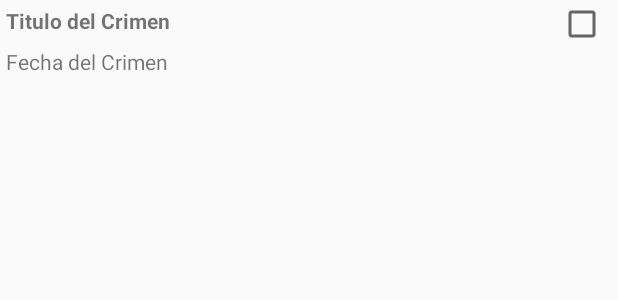
After one commit to Luis-Antonio/CriminalIntent, an Android app: the layout list_item_crime.xml on its own in the app's theme, with its tools: preview values and no code run, on a phone screen of 412 x 824 dp. The commit adds this screen. Shown: the top 300 px of the screen. Run offline under Robolectric (Android 15) with nearby library versions, the phone set to English and light mode, and no system bars.

Commit message:
CriminalIntent: Muestra una lista personalizada de crimenes.

```diff
--- a/app/src/main/java/com/luisrodriguez/android/criminalintent/CrimeActivity.java
+++ b/app/src/main/java/com/luisrodriguez/android/criminalintent/CrimeActivity.java
@@ -1,7 +1,5 @@
 package com.luisrodriguez.android.criminalintent;
 
-import android.support.v7.app.AppCompatActivity;
-import android.os.Bundle;
 import android.support.v4.app.Fragment;
 public class CrimeActivity extends SingleFragmentActivity {
 
--- a/app/src/main/java/com/luisrodriguez/android/criminalintent/CrimeListActivity.java
+++ b/app/src/main/java/com/luisrodriguez/android/criminalintent/CrimeListActivity.java
@@ -1,5 +1,7 @@
 package com.luisrodriguez.android.criminalintent;
+
 import android.support.v4.app.Fragment;
+
 /**
  * Created by Luis Antonio on 02/05/2018.
  */
--- a/app/src/main/res/layout/fragment_crime_list.xml
+++ b/app/src/main/res/layout/fragment_crime_list.xml
@@ -1,7 +1,7 @@
 <?xml version="1.0" encoding="utf-8"?>
-<RecyclerView xmlns:android="http://schemas.android.com/apk/res/android"
+<android.support.v7.widget.RecyclerView xmlns:android="http://schemas.android.com/apk/res/android"
     android:id="@+id/crime_recycler_view"
     android:layout_width="match_parent"
     android:layout_height="match_parent">
 
-</RecyclerView>
+</android.support.v7.widget.RecyclerView>
--- /dev/null
+++ b/app/src/main/res/layout/list_item_crime.xml
@@ -0,0 +1,30 @@
+<?xml version="1.0" encoding="utf-8"?>
+<RelativeLayout xmlns:android="http://schemas.android.com/apk/res/android"
+    android:layout_width="match_parent"
+    android:layout_height="wrap_content"
+    xmlns:tools="http://schemas.android.com/tools">
+
+    <CheckBox
+        android:id="@+id/list_item_crime_solved_check_box"
+        android:layout_width="wrap_content"
+        android:layout_height="wrap_content"
+        android:padding="4dp"
+        android:layout_alignParentRight="true"/>
+    <TextView
+        android:id="@+id/list_item_crime_title_text_view"
+        android:layout_width="match_parent"
+        android:layout_height="wrap_content"
+        android:textStyle="bold"
+        android:padding="4dp"
+        android:layout_toLeftOf="@id/list_item_crime_solved_check_box"
+        tools:text="Titulo del Crimen"/>
+    <TextView
+        android:id="@+id/list_item_crime_date_text_view"
+        android:layout_width="match_parent"
+        android:layout_height="wrap_content"
+        android:padding="4dp"
+        android:layout_toLeftOf="@id/list_item_crime_solved_check_box"
+        android:layout_below="@id/list_item_crime_title_text_view"
+        tools:text="Fecha del Crimen"/>
+
+</RelativeLayout>
```
Also changed, not shown: app/src/main/java/com/luisrodriguez/android/criminalintent/CrimeListFragment.java (+18 -8 lines).
